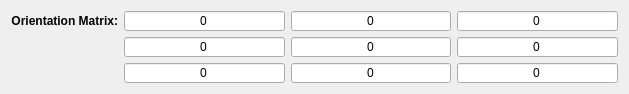
First picture: the form in Source/Plugins/OrientationAnalysis/Widgets/UI_Files/OmWidget.ui, repository BlueQuartzSoftware/DREAM3D, before the edit.
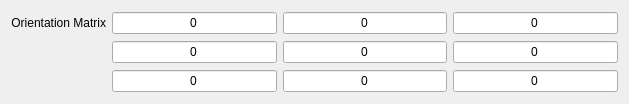
Second picture: the form after the edit.

Commit message: Crash Fix: certain Rodrigues and Axis-Angle combinations would cause a seg- fault due to all values being Zero. Correct formatting of the various labels. distinguish between Errors and Warnings Automatically normalizing the Axis-Angle and Rodrigues vectors. Updating documentation to explicitly state that the utility is auto-normalizing some of the inputs.

```diff
--- a/Source/Plugins/OrientationAnalysis/Widgets/UI_Files/OmWidget.ui
+++ b/Source/Plugins/OrientationAnalysis/Widgets/UI_Files/OmWidget.ui
@@ -7,7 +7,7 @@
     <x>0</x>
     <y>0</y>
     <width>629</width>
-    <height>90</height>
+    <height>104</height>
    </rect>
   </property>
   <property name="windowTitle">
@@ -16,14 +16,8 @@
   <layout class="QGridLayout" name="gridLayout">
    <item row="0" column="0">
     <widget class="QLabel" name="label_32">
-     <property name="styleSheet">
-      <string notr="true">QLabel {
-font-weight: bold;
-font-size: 11px;
-}</string>
-     </property>
      <property name="text">
-      <string>&lt;html&gt;&lt;head/&gt;&lt;body&gt;&lt;p&gt;&lt;span style=&quot; font-size:9pt;&quot;&gt;Orientation Matrix:&lt;/span&gt;&lt;/p&gt;&lt;/body&gt;&lt;/html&gt;</string>
+      <string>Orientation Matrix</string>
      </property>
      <property name="alignment">
       <set>Qt::AlignRight|Qt::AlignTrailing|Qt::AlignVCenter</set>
```
The commit also changes 11 other files.
